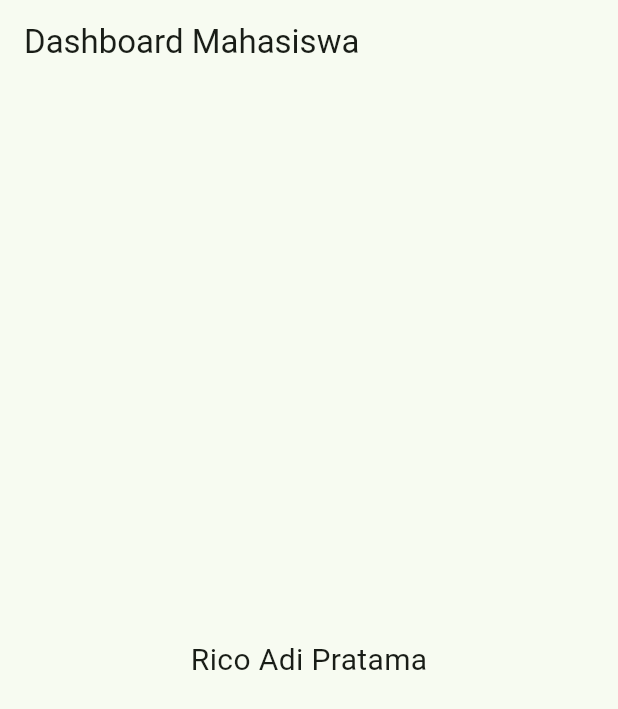
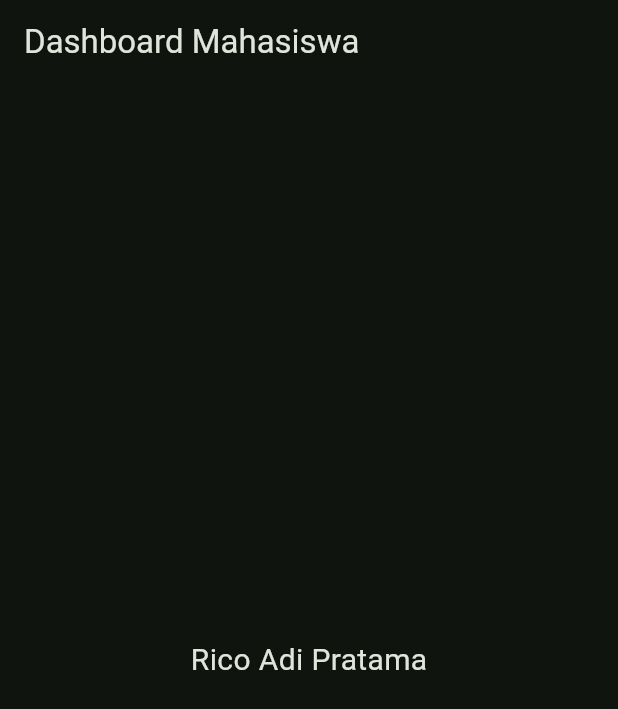
Before and after one commit to snzza/tugas-pertemuan-4, a Flutter app: the screen it shows after launch, on a phone screen of 412 x 824 dp. Shown: the top 709 px of the screen. Run offline on Flutter 3.47's test engine with Material 3 defaults, Android fonts, the phone set to English and light mode, and no system bars.

Commit message:
latihan 4 tema gelap

```diff
--- a/lib/main.dart
+++ b/lib/main.dart
@@ -18,6 +18,15 @@ class MyApp extends StatelessWidget {
         ),
         useMaterial3: true,
       ),
+      darkTheme: ThemeData(
+        brightness: Brightness.dark,
+        colorScheme: ColorScheme.fromSeed(
+          seedColor: Colors.green,
+          brightness: Brightness.dark,
+        ),
+        useMaterial3: true,
+      ),
+      themeMode: ThemeMode.dark,
       home: Scaffold(
         appBar: AppBar(
           title: const Text('Dashboard Mahasiswa'),
```
